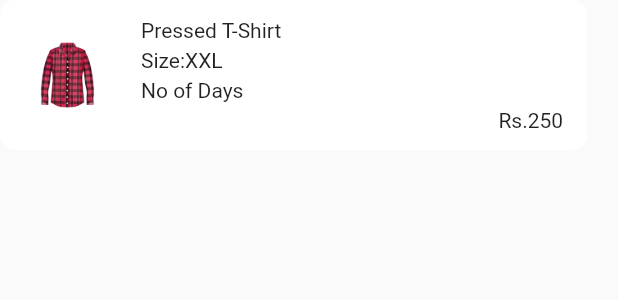
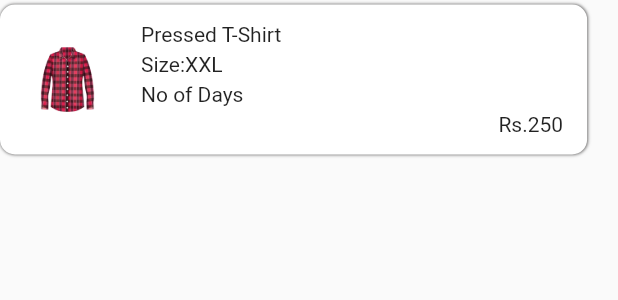
Before and after one commit to dhruvja/dress-renting-ap, a Flutter app: the CartComponentWidget widget shown alone on an empty page, opened directly, on a phone screen of 412 x 824 dp. Shown: the top 300 px of the screen. Run offline on Flutter 3.47's test engine with Material 2 defaults, Android fonts, the phone set to English and light mode, and no system bars; our stand-ins replace auto_size_text, font_awesome_flutter, google_fonts, page_transition, photo_view, shared_preferences and 1 more; missing offline and left inert: json_path; accounts and stored records are empty.

Commit message:
Updating to latest FlutterFlow output.

```diff
--- a/lib/components/cart_component_widget.dart
+++ b/lib/components/cart_component_widget.dart
@@ -13,13 +13,23 @@ class CartComponentWidget extends StatefulWidget {
 class _CartComponentWidgetState extends State<CartComponentWidget> {
   @override
   Widget build(BuildContext context) {
-    return Container(
+    return Padding(
+      padding: EdgeInsetsDirectional.fromSTEB(0, 3, 0, 3),
+      child: Container(
         width: MediaQuery.of(context).size.width * 0.95,
         height: 100,
         decoration: BoxDecoration(
           color: Colors.white,
+          boxShadow: [
+            BoxShadow(
+              blurRadius: 1,
+              color: Color(0xFF6C6B6B),
+            )
+          ],
           borderRadius: BorderRadius.circular(10),
         ),
+        child: Padding(
+          padding: EdgeInsetsDirectional.fromSTEB(0, 3, 0, 3),
           child: Row(
             mainAxisSize: MainAxisSize.max,
             children: [
@@ -62,7 +72,8 @@ class _CartComponentWidgetState extends State<CartComponentWidget> {
                         padding: EdgeInsetsDirectional.fromSTEB(0, 4, 0, 4),
                         child: Text(
                           'Size:XXL',
-                      style: FlutterFlowTheme.of(context).bodyText1.override(
+                          style:
+                              FlutterFlowTheme.of(context).bodyText1.override(
                                     fontFamily: 'Lexend Deca',
                                     color: Color(0xFF090F13),
                                     fontSize: 14,
@@ -75,7 +86,8 @@ class _CartComponentWidgetState extends State<CartComponentWidget> {
                         children: [
                           Text(
                             'No of Days',
-                        style: FlutterFlowTheme.of(context).bodyText1.override(
+                            style:
+                                FlutterFlowTheme.of(context).bodyText1.override(
                                       fontFamily: 'Poppins',
                                       color: Color(0xFF6C6B6B),
                                       fontSize: 8,
@@ -122,6 +134,8 @@ class _CartComponentWidgetState extends State<CartComponentWidget> {
               ),
             ],
           ),
+        ),
+      ),
     );
   }
 }
```
Lines whose indentation alone changed are shown as unchanged.
